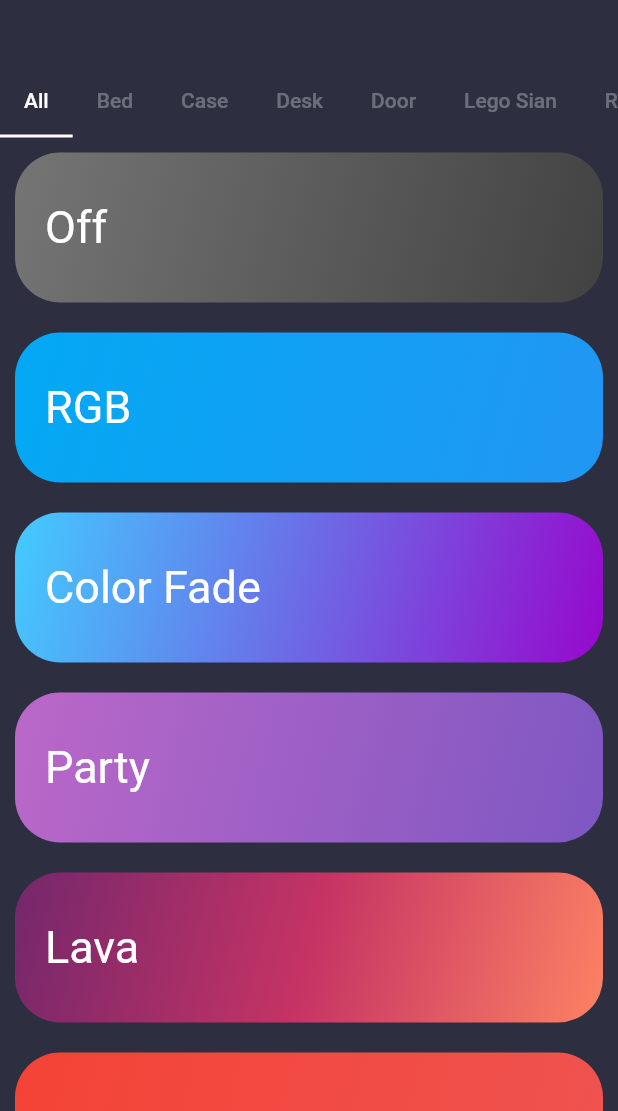
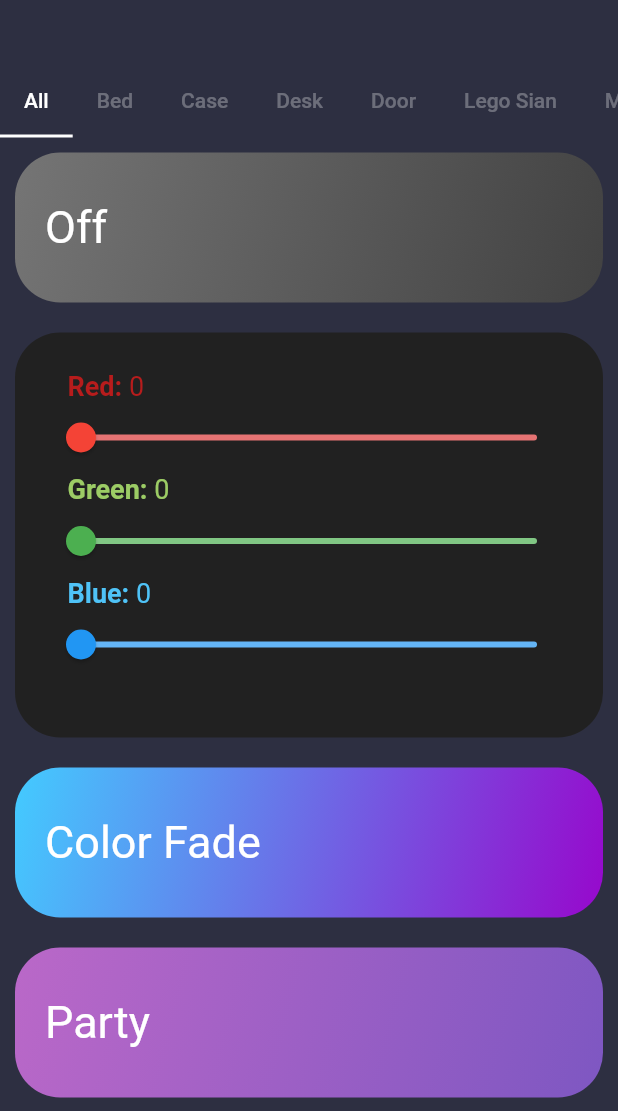
Before and after one commit to dchar18/HomeAutomation, a Flutter app: the screen it shows after launch, on a phone screen of 412 x 824 dp, the part 125-1236 px from its top. Run offline on Flutter 3.47's test engine with Material 2 defaults, Android fonts, the light colour scheme and no system bars; our stand-ins replace expandable, shared_preferences.

Commit message:
working back end

```diff
--- a/v2/App/led_v2/lib/Data/devices.dart
+++ b/v2/App/led_v2/lib/Data/devices.dart
@@ -5,6 +5,7 @@ List<String> devices = [
   "Desk",
   "Door",
   "Lego Sian",
+  "Maya",
   "RC Lambo",
 ];
 
@@ -73,6 +74,8 @@ List<List<String>> compatibleModes = [
   ["Off", "Red Stable", "Red Pulse", "Green Stable", "Green Pulse"],
   // Lego Sian --------------
   ["Off/On"],
+  // Maya -------------------
+  ["Off", "RGB", "Speed", "Color Fade", "Party", "Blue twinkle"],
   // RC Lambo ---------------
   ["Off", "RGB", "Color Fade"]
 ];
@@ -93,7 +96,7 @@ class Device {
     this.rgb['green'] = 0.0;
     this.rgb['blue'] = 0.0;
     this.rgb['brightness'] = 65.0;
-    this.currCell = [-1, -1];
+    this.currCell = [0, 0];
   }
 
   String getName() {
@@ -136,6 +139,14 @@ class Device {
     this.rgb['blue'] = blue;
   }
 
+  getRGB() {
+    return [
+      this.rgb['red'].round(),
+      this.rgb['green'].round(),
+      this.rgb['blue'].round()
+    ];
+  }
+
   getBrightness() {
     return this.rgb['brightness'];
   }
--- a/v2/App/led_v2/lib/Data/mode.dart
+++ b/v2/App/led_v2/lib/Data/mode.dart
@@ -11,7 +11,7 @@ class Mode {
 List<Mode> modes = [
   new Mode("Off", off),
   new Mode("Off/On", off),
-  new Mode("RGB", blue),
+  new Mode("RGB", rgb),
   new Mode("Color Fade", fade),
   new Mode("Party", party),
   new Mode("Lava", lava),
@@ -26,7 +26,8 @@ List<Mode> modes = [
   new Mode("Red Pulse", red_pulse),
   new Mode("Green Stable", green),
   new Mode("Green Pulse", green_pulse),
-  new Mode("Cell", cell)
+  new Mode("Cell", cell),
+  new Mode("Speed", speed)
 ];
 
 getModeDict() {
--- a/v2/App/led_v2/lib/Server Communication/http_functions.dart
+++ b/v2/App/led_v2/lib/Server Communication/http_functions.dart
@@ -1,4 +1,8 @@
 import 'package:http/http.dart' as http;
+
+// All boards other than esp8266_maya are connected to the server
+// esp8266_maya is a stand-alone board that opens its own access point
+// Thus, the board is not associated with the Pi server
 
 String serverIP = '192.168.50.115';
 String serverPort = '8181';
@@ -8,17 +12,29 @@ var url; // used to store URI for request
 
 sendRGB(String name, String red, String green, String blue) {
   // store RGB value combination in a url format
-  String combination = red + '/' + green + '/' + blue;
+  String combination;
 
   // clean the name string
   name = name.toLowerCase();
   name = name.replaceAll(" ", "");
 
-  if (name == 'all') {
-    url = Uri.http(serverIP + ':' + serverPort, 'sync/rgb/' + combination);
+  if (name == 'maya') {
+    var params = {
+      'mode': 'rgb',
+      'red': red,
+      'green': green,
+      'blue': blue,
+    };
+    url = Uri.http('192.168.4.1', '', params);
   } else {
-    url = Uri.http(
-        serverIP + ':' + serverPort, 'esp8266_' + name + 'rgb/' + combination);
+    // store RGB value combination in a url format
+    combination = red + '/' + green + '/' + blue;
+    if (name == 'all') {
+      url = Uri.http(serverIP + ':' + serverPort, 'sync/rgb/' + combination);
+    } else {
+      url = Uri.http(serverIP + ':' + serverPort,
+          'esp8266_' + name + 'rgb/' + combination);
+    }
   }
 
   sendRequest(url);
@@ -45,25 +61,37 @@ sendMode(String name, String mode) {
   name = name.toLowerCase();
   name = name.replaceAll(" ", "");
 
-  if (name == 'all') {
-    url = Uri.http(serverIP + ':' + serverPort, 'sync/' + mode);
+  mode = mode.toLowerCase();
+  mode = mode.replaceAll(" ", "_");
+
+  if (name == 'maya') {
+    var params = {
+      'mode': mode,
+    };
+    url = Uri.http('192.168.4.1', '', params);
   } else {
-    url = Uri.http(serverIP + ':' + serverPort, 'esp8266_' + name + '/' + mode);
+    if (name == 'all') {
+      url = Uri.http(serverIP + ':' + serverPort, 'sync/' + mode);
+    } else {
+      url =
+          Uri.http(serverIP + ':' + serverPort, 'esp8266_' + name + '/' + mode);
+    }
   }
 
   sendRequest(url);
 }
 
 sendCell(String row, String col, String red, String green, String blue) {
-  String cellRequest = row + '/' + col + '/' + red + '/' + green + '/' + blue;
+  String cellRequest =
+      'cell/' + row + '/' + col + '/' + red + '/' + green + '/' + blue;
   url = Uri.http(serverIP + ':' + serverPort, 'esp8266_case/' + cellRequest);
-
+  print('Sending: ' + url.toString());
   sendRequest(url);
 }
 
 sendRequest(var url) async {
   // send the request
-  print("Sending request to: " + url);
+  print("Sending request to: " + url.toString());
   final response = await http.get(url);
 
   print("Response code: " + response.statusCode.toString());
--- a/v2/App/led_v2/lib/UI/colors.dart
+++ b/v2/App/led_v2/lib/UI/colors.dart
@@ -41,3 +41,5 @@ List<Color> red = [Color(0xfff44336), Color(0xffff7961)];
 List<Color> green_pulse = [Color(0xff4caf50), Color(0xff087f23)];
 List<Color> red_pulse = [Color(0xfff44336), Color(0xffba000d)];
 List<Color> cell = [Color(0xff00e1fd), Color(0xfffc007a)];
+List<Color> rgb = [Colors.grey.shade900, Colors.grey.shade900];
+List<Color> speed = [Color(0xff3cbce7), Color(0xff00ea5f)];
--- a/v2/App/led_v2/lib/UI/main_screen.dart
+++ b/v2/App/led_v2/lib/UI/main_screen.dart
@@ -2,6 +2,7 @@ import 'package:flutter/material.dart';
 import 'package:led_v2/Data/devices.dart';
 import 'package:led_v2/Data/gridCell.dart';
 import 'package:led_v2/Data/mode.dart';
+import 'package:led_v2/Server%20Communication/http_functions.dart';
 import 'package:led_v2/UI/colors.dart';
 import 'package:flutter/services.dart';
 
@@ -57,9 +58,14 @@ class _MainScreenState extends State<MainScreen> {
               ),
               preferredSize: Size.fromHeight(50.0)),
           actions: <Widget>[
-            Padding(
+            GestureDetector(
+              onTap: () {
+                // navigate to "Add Devices" page
+              },
+              child: Padding(
                 padding: const EdgeInsets.only(right: 20.0),
                 child: Icon(Icons.settings),
+              ),
             ),
           ],
         ),
@@ -77,8 +83,10 @@ class _MainScreenState extends State<MainScreen> {
             scrollViewModes(4),
             // Lego Sian
             scrollViewModes(5),
+            // Maya
+            scrollViewModes(6),
             // RC Lambo
-            scrollViewModes(6),
+            scrollViewModes(7),
           ],
         ),
       ),
@@ -137,8 +145,8 @@ class _MainScreenState extends State<MainScreen> {
               sliderText("Row", device.getCell()[0].toDouble(), whiteText),
               Slider(
                 value: device.getCell()[0].toDouble(),
-                min: -1,
-                max: 7,
+                min: 0,
+                max: 8,
                 label: device.getCell()[0].round().toString(),
                 onChanged: (double value) {
                   setState(() {
@@ -163,8 +171,8 @@ class _MainScreenState extends State<MainScreen> {
               sliderText("Column", device.getCell()[1].toDouble(), whiteText),
               Slider(
                 value: device.getCell()[1].toDouble(),
-                min: -1,
-                max: 9,
+                min: 0,
+                max: 10,
                 label: device.getCell()[1].round().toString(),
                 onChanged: (double value) {
                   setState(() {
@@ -270,9 +278,16 @@ class _MainScreenState extends State<MainScreen> {
               ),
               GestureDetector(
                 onTap: () {
-                  for (int i = 0; i < grid.length; i++) {
-                    print(grid[i].getSelected());
-                  }
+                  // for (int i = 0; i < grid.length; i++) {
+                  //   print('$i: ' + grid[i].getSelected().toString());
+                  // }
+                  // print(device.getCell());
+                  // print(device.getRGB());
+                  var cells = device.getCell();
+                  var rgb = device.getRGB();
+
+                  sendCell(cells[0].toString(), cells[1].toString(),
+                      rgb[0].toString(), rgb[1].toString(), rgb[2].toString());
                 },
                 child: Container(
                   height: 35,
@@ -300,8 +315,113 @@ class _MainScreenState extends State<MainScreen> {
           ),
         ),
       );
+    } else if (mode.modeName == "RGB") {
+      return Container(
+        height: 270,
+        decoration: BoxDecoration(
+          gradient: LinearGradient(
+            colors: mode.background,
+            begin: Alignment.topLeft,
+            end: Alignment.bottomRight,
+          ),
+          borderRadius: BorderRadius.all(
+            Radius.circular(30.0),
+          ),
+        ),
+        padding: EdgeInsets.all(20.0),
+        margin: EdgeInsets.all(10.0),
+        child: Column(
+          // rgb sliders
+          children: [
+            SizedBox(height: 5),
+            sliderText("Red", device.getRed(), Colors.red.shade900),
+            Slider(
+              value: device.getRed(),
+              min: 0,
+              max: 255,
+              label: device.getRed().round().toString(),
+              onChanged: (double value) {
+                setState(() {
+                  device.setRed(value);
+                });
+              },
+              onChangeEnd: (double value) {
+                device.setMode("rgb");
+                sendRGB(
+                    device.deviceName,
+                    device.getRed().round().toString(),
+                    device.getGreen().round().toString(),
+                    device.getBlue().round().toString());
+              },
+              activeColor: Colors.red,
+              inactiveColor: Colors.red[300],
+            ),
+            // SizedBox(height: 5),
+            sliderText("Green", device.getGreen(), slider_text_green),
+            Slider(
+              value: device.getGreen(),
+              min: 0,
+              max: 255,
+              label: device.getGreen().round().toString(),
+              onChanged: (double value) {
+                setState(() {
+                  device.setGreen(value);
+                });
+              },
+              onChangeEnd: (double value) {
+                device.setMode("rgb");
+                sendRGB(
+                    device.deviceName,
+                    device.getRed().round().toString(),
+                    device.getGreen().round().toString(),
+                    device.getBlue().round().toString());
+              },
+              activeColor: Colors.green,
+              inactiveColor: Colors.green[300],
+            ),
+            // SizedBox(height: 5),
+            sliderText("Blue", device.getBlue(), slider_text_blue),
+            Slider(
+              value: device.getBlue(),
+              min: 0,
+              max: 255,
+              label: device.getBlue().round().toString(),
+              onChanged: (double value) {
+                setState(() {
+                  device.setBlue(value);
+                });
+              },
+              onChangeEnd: (double value) {
+                device.setMode("rgb");
+                sendRGB(
+                    device.deviceName,
+                    device.getRed().round().toString(),
+                    device.getGreen().round().toString(),
+                    device.getBlue().round().toString());
+              },
+              activeColor: Colors.blue,
+              inactiveColor: Colors.blue[300],
+            ),
+          ],
+        ),
+      );
     } else {
-      return Container(
+      return GestureDetector(
+        onTap: () {
+          if (device.getName() == 'Lego Sian') {
+            if (device.getMode() == "off") {
+              device.setMode("on");
+              sendMode("sian", "on");
+            } else {
+              device.setMode("off");
+              sendMode("sian", "off");
+            }
+          } else {
+            device.setMode(mode.modeName);
+            sendMode(device.getName(), mode.modeName);
+          }
+        },
+        child: Container(
           height: 100,
           decoration: BoxDecoration(
             gradient: LinearGradient(
@@ -324,6 +444,7 @@ class _MainScreenState extends State<MainScreen> {
                 fontSize: 30.0,
                 fontFamily: "Roboto",
                 fontWeight: FontWeight.normal,
+              ),
             ),
           ),
         ),
```
Also changed, not shown: v2/App/led_v2/lib/Data/gridCell.dart (+14 -14 lines). Lines whose indentation alone changed are shown as unchanged.
